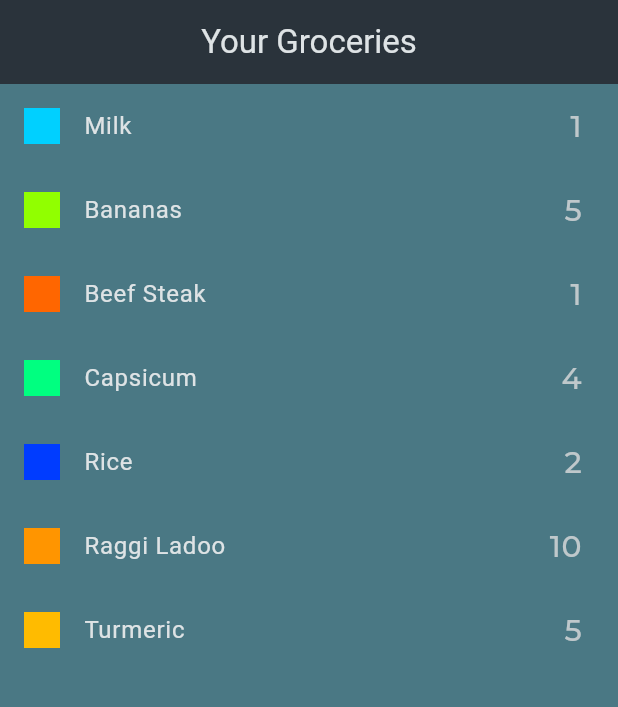
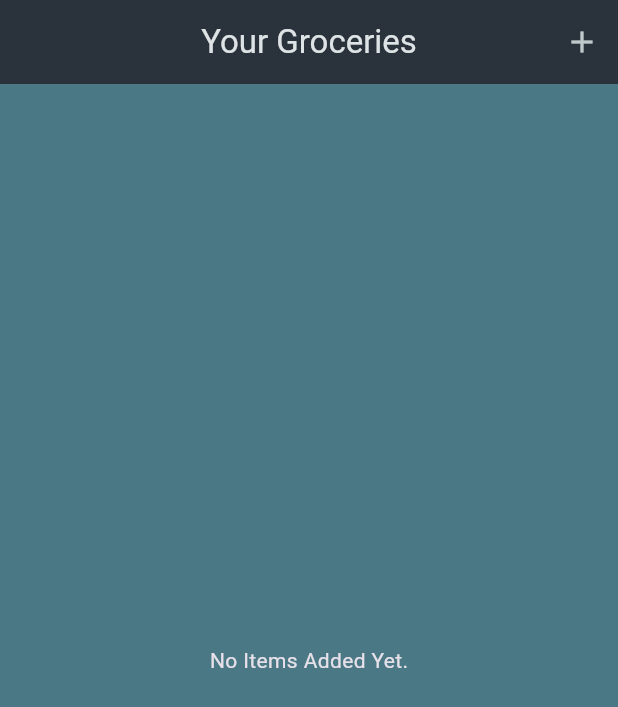
Before and after one commit to rhtmahour/shopping_list, a Flutter app: the screen it shows after launch, on a phone screen of 412 x 824 dp. Shown: the top 707 px of the screen. Run offline on Flutter 3.47's test engine with Material 3 defaults, Android fonts, the phone set to English and light mode, and no system bars; our stand-ins replace google_fonts.

```diff
--- a/lib/data/dummy_items.dart
+++ /dev/null
@@ -1,41 +0,0 @@
-import 'package:shopping_list/models/grocery_item.dart';
-import 'package:shopping_list/models/category.dart';
-import 'package:shopping_list/data/categories.dart';
-
-final groceryItems = [
-  GroceryItem(
-      id: 'a',
-      name: 'Milk',
-      quantity: 1,
-      category: categories[Categories.dairy]!),
-  GroceryItem(
-      id: 'b',
-      name: 'Bananas',
-      quantity: 5,
-      category: categories[Categories.fruit]!),
-  GroceryItem(
-      id: 'c',
-      name: 'Beef Steak',
-      quantity: 1,
-      category: categories[Categories.meat]!),
-  GroceryItem(
-      id: 'd',
-      name: 'Capsicum',
-      quantity: 4,
-      category: categories[Categories.vegetables]!),
-  GroceryItem(
-      id: 'e',
-      name: 'Rice',
-      quantity: 2,
-      category: categories[Categories.carbs]!),
-  GroceryItem(
-      id: 'f',
-      name: 'Raggi Ladoo',
-      quantity: 10,
-      category: categories[Categories.sweets]!),
-  GroceryItem(
-      id: 'g',
-      name: 'Turmeric',
-      quantity: 5,
-      category: categories[Categories.spices]!),
-];
--- a/lib/widgets/grocery_list.dart
+++ b/lib/widgets/grocery_list.dart
@@ -1,35 +1,66 @@
 import 'package:flutter/material.dart';
-import 'package:shopping_list/data/dummy_items.dart';
 import 'package:google_fonts/google_fonts.dart';
+import 'package:shopping_list/models/grocery_item.dart';
+import 'package:shopping_list/widgets/new_item.dart';
 
-class GroceryList extends StatelessWidget {
+class GroceryList extends StatefulWidget {
   const GroceryList({super.key});
 
   @override
+  State<GroceryList> createState() => _GroceryListState();
+}
+
+class _GroceryListState extends State<GroceryList> {
+  final List<GroceryItem> _groceryItems = [];
+
+  void _addItem() async {
+    final newItem = await Navigator.of(context).push<GroceryItem>(
+        MaterialPageRoute(builder: (ctx) => const NewItem()));
+
+    if (newItem == null) {
+      return;
+    }
+    setState(() {
+      _groceryItems.add(newItem);
+    });
+  }
+
+  @override
   Widget build(BuildContext context) {
-    return Scaffold(
-      appBar: AppBar(
-        centerTitle: true,
-        title: const Text('Your Groceries'),
-      ),
-      body: ListView.builder(
-        itemCount: groceryItems.length,
-        itemBuilder: (ctx, index) => ListTile(
+    Widget content = const Center(
+      child: Text('No Items Added Yet.'),
+    );
+
+    if (_groceryItems.isNotEmpty) {
+      content = ListView.builder(
+        itemCount: _groceryItems.length,
+        itemBuilder: (ctx, index) => Dismissible(
+          key: ValueKey(_groceryItems[index].id),
+          child: ListTile(
             title: Text(
-            groceryItems[index].name,
+              _groceryItems[index].name,
               style: GoogleFonts.roboto(),
             ),
             leading: Container(
               width: 24,
               height: 24,
-            color: groceryItems[index].category.color,
+              color: _groceryItems[index].category.color,
             ),
             trailing: Text(
-            groceryItems[index].quantity.toString(),
+              _groceryItems[index].quantity.toString(),
               style: GoogleFonts.montserrat(fontSize: 20),
             ),
           ),
         ),
       );
     }
+    return Scaffold(
+      appBar: AppBar(
+        centerTitle: true,
+        title: const Text('Your Groceries'),
+        actions: [IconButton(onPressed: _addItem, icon: const Icon(Icons.add))],
+      ),
+      body: content,
+    );
   }
+}
```
Also changed, not shown: lib/widgets/new_item.dart (added, +145 -0 lines). Lines whose indentation alone changed are shown as unchanged.
